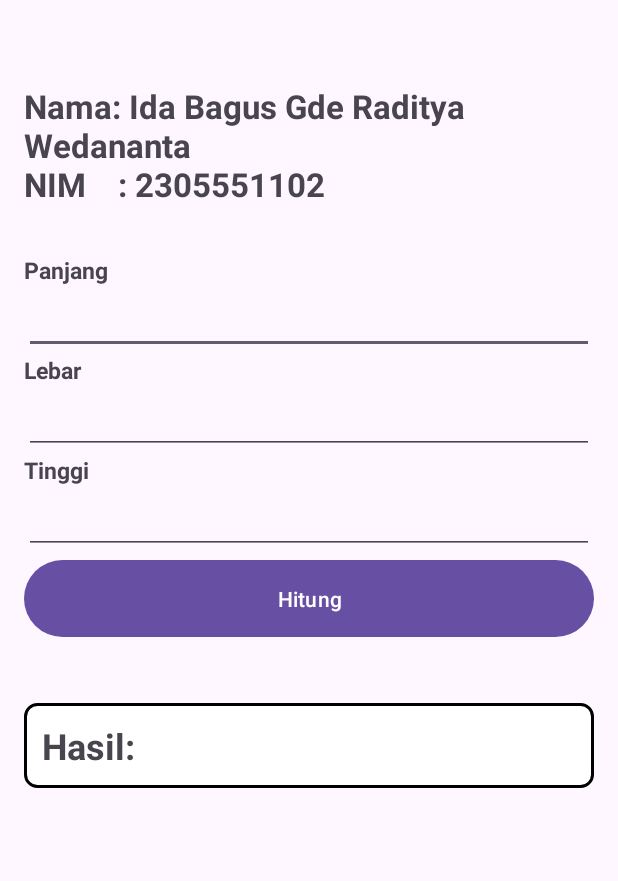
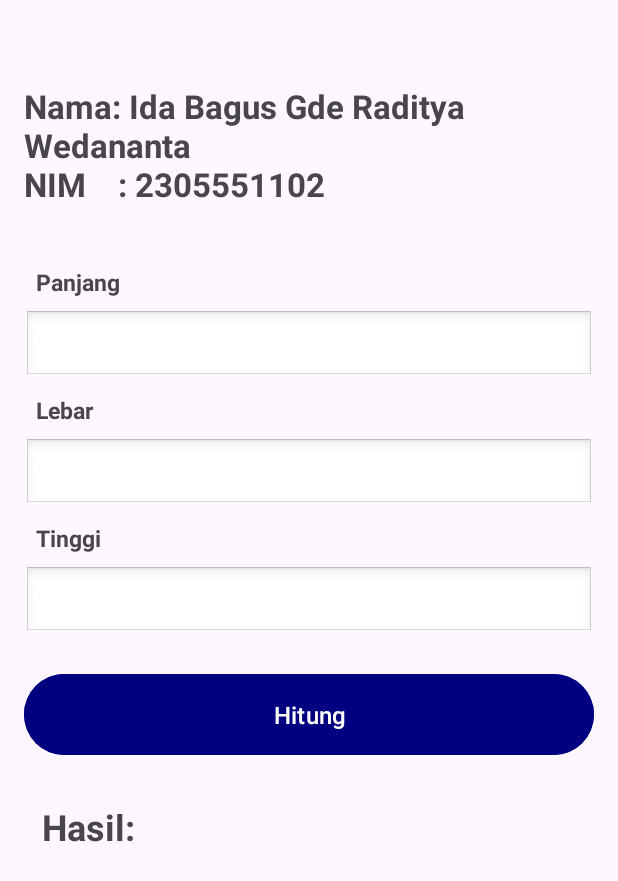
Before and after one commit to gusaditt/progmob-bar-volume, an Android app: the screen it shows after launch (MainActivity), on a phone screen of 412 x 824 dp. Shown: the top 881 px of the screen. Run offline under Robolectric (Android 15) with nearby library versions, the phone set to English and light mode, and no system bars.

Commit message:
mengubah tampilan

```diff
--- a/app/src/main/res/drawable/border_result.xml
+++ /dev/null
@@ -1,8 +0,0 @@
-<?xml version="1.0" encoding="utf-8"?>
-<shape xmlns:android="http://schemas.android.com/apk/res/android"
-    android:shape="rectangle">
-    <solid android:color="#FFFFFF"/>
-    <corners android:radius="8dp"/>
-    <stroke android:width="2dp" android:color="#000000"/>
-    <padding android:left="8dp" android:top="8dp" android:right="8dp" android:bottom="8dp"/>
-</shape>
--- a/app/src/main/res/layout/activity_main.xml
+++ b/app/src/main/res/layout/activity_main.xml
@@ -11,7 +11,7 @@
         android:id="@+id/tv_nama_nim"
         android:layout_width="match_parent"
         android:layout_height="wrap_content"
-        android:text="Nama:Ida Bagus Gde Raditya Wedananta\nNIM   : 2305551102"
+        android:text="Nama: Ida Bagus Gde Raditya Wedananta\nNIM   : 2305551102"
         android:textSize="22sp"
         android:textStyle="bold"
         android:layout_marginTop="40dp" />
@@ -29,13 +29,16 @@
             android:layout_height="wrap_content"
             android:textSize="15sp"
             android:textStyle="bold"
-            android:text="@string/length" />
+            android:text="@string/length"
+            android:padding="8dp"/>
         <EditText
             android:id="@+id/edt_length"
             android:layout_width="match_parent"
             android:layout_height="wrap_content"
             android:inputType="numberDecimal"
-            android:lines="1" />
+            android:lines="1"
+            android:padding="8dp"
+            android:background="@android:drawable/edit_text" />
 
         <!-- Input Lebar -->
         <TextView
@@ -43,13 +46,16 @@
             android:layout_height="wrap_content"
             android:textSize="15sp"
             android:textStyle="bold"
-            android:text="@string/width" />
+            android:text="@string/width"
+            android:padding="8dp"/>
         <EditText
             android:id="@+id/edt_width"
             android:layout_width="match_parent"
             android:layout_height="wrap_content"
             android:inputType="numberDecimal"
-            android:lines="1" />
+            android:lines="1"
+            android:padding="8dp"
+            android:background="@android:drawable/edit_text" />
 
         <!-- Input Tinggi -->
         <TextView
@@ -57,13 +63,16 @@
             android:layout_height="wrap_content"
             android:textSize="15sp"
             android:textStyle="bold"
-            android:text="@string/height" />
+            android:text="@string/height"
+            android:padding="8dp"/>
         <EditText
             android:id="@+id/edt_height"
             android:layout_width="match_parent"
             android:layout_height="wrap_content"
             android:inputType="numberDecimal"
-            android:lines="1" />
+            android:lines="1"
+            android:padding="8dp"
+            android:background="@android:drawable/edit_text" />
 
         <!-- Tombol Hitung -->
         <Button
@@ -71,25 +80,22 @@
             android:layout_width="match_parent"
             android:layout_height="wrap_content"
             android:text="@string/calculate"
-            android:padding="16dp"/>
+            android:padding="16dp"
+            android:backgroundTint="#000080"
+            android:textColor="#FFFFFF"
+            android:textSize="16sp"
+            android:layout_marginTop="20dp"/>
     </LinearLayout>
 
-    <!-- Hasil Perhitungan dengan Border -->
-    <LinearLayout
+    <!-- Hasil Perhitungan (tanpa border) -->
+    <TextView
+        android:id="@+id/tv_result"
         android:layout_width="match_parent"
         android:layout_height="wrap_content"
-        android:layout_marginTop="40dp"
+        android:gravity="start"
+        android:text="@string/result"
+        android:textSize="24sp"
+        android:textStyle="bold"
         android:padding="12dp"
-        android:background="@drawable/border_result"> <!-- Menggunakan border custom -->
-
-        <TextView
-            android:id="@+id/tv_result"
-            android:layout_width="match_parent"
-            android:layout_height="wrap_content"
-            android:gravity="start"
-            android:text="@string/result"
-            android:textSize="24sp"
-            android:textStyle="bold" />
-    </LinearLayout>
-
+        android:layout_marginTop="15dp"/>
 </LinearLayout>
```
